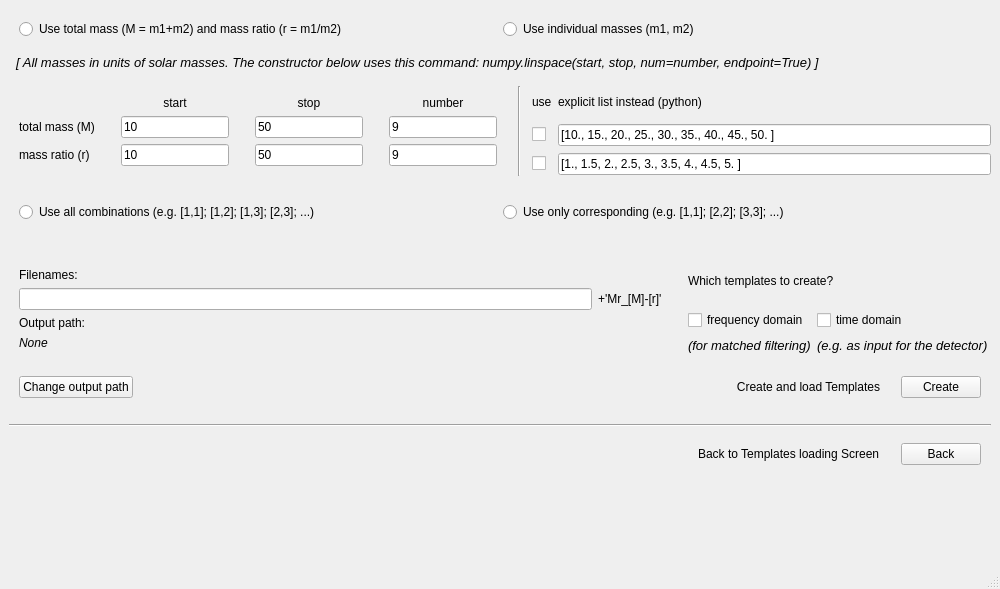
First picture: the form in create_screen.ui, repository mdaamKIT/MatchedFilter, before the edit.
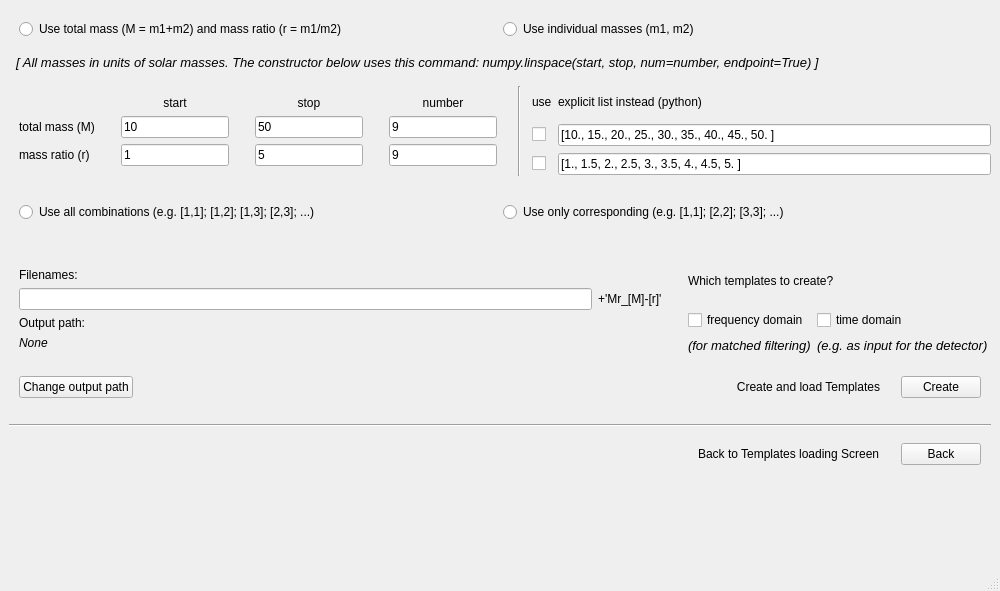
Second picture: the form after the edit.

Commit message: bug fixes exception bug in mpi handling of template labels changed initial values in create_screen changed

Diff of the .ui file:
```diff
--- a/create_screen.ui
+++ b/create_screen.ui
@@ -7,7 +7,7 @@
     <x>0</x>
     <y>0</y>
     <width>1000</width>
-    <height>589</height>
+    <height>591</height>
    </rect>
   </property>
   <property name="sizePolicy">
@@ -135,14 +135,14 @@
           <item row="3" column="4">
            <widget class="QLineEdit" name="lineEdit_Para2Stop">
             <property name="text">
-             <string>50</string>
+             <string>5</string>
             </property>
            </widget>
           </item>
           <item row="3" column="2">
            <widget class="QLineEdit" name="lineEdit_Para2Start">
             <property name="text">
-             <string>10</string>
+             <string>1</string>
             </property>
            </widget>
           </item>
```
The commit also changes 3 other files.
